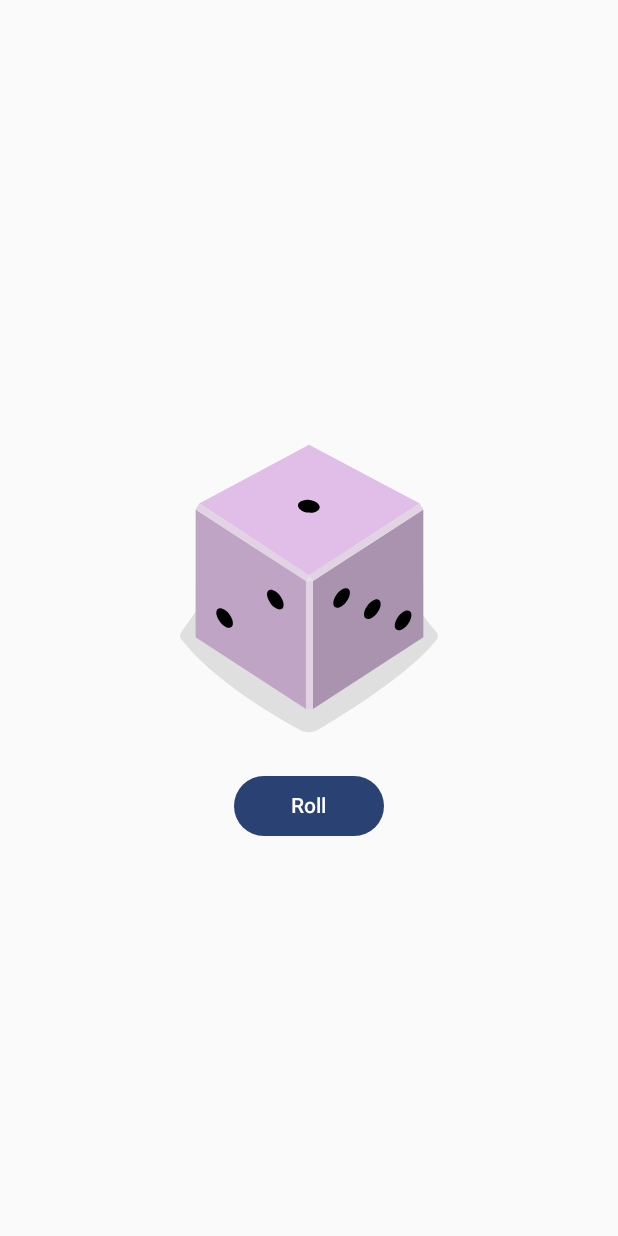
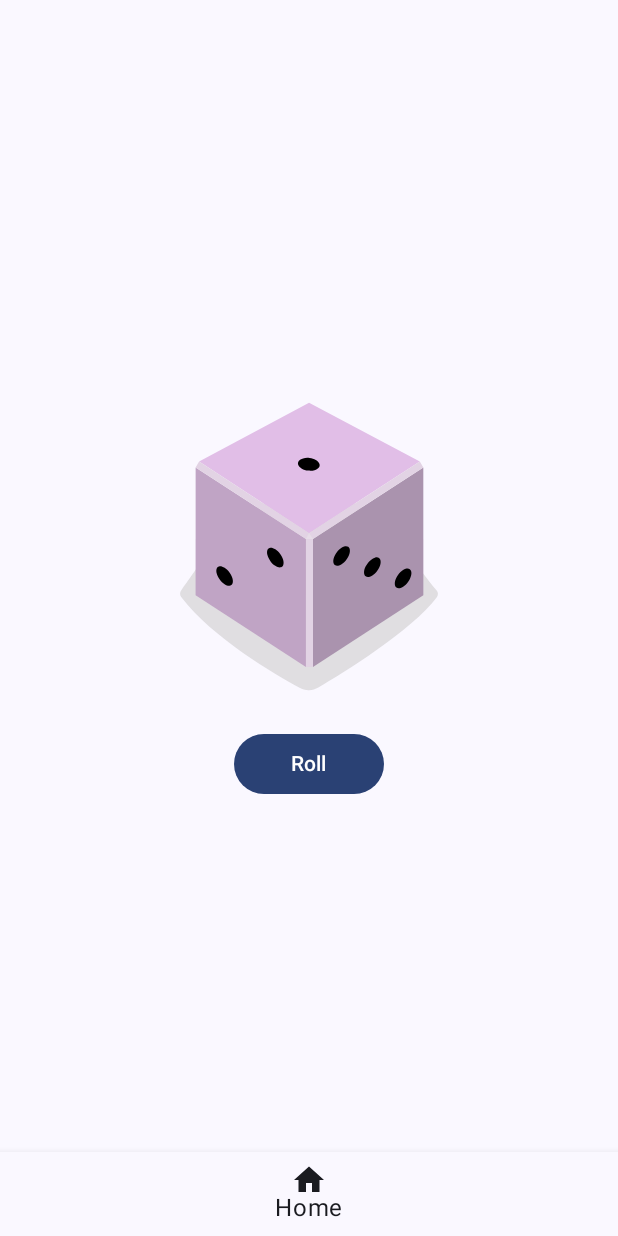
Before and after one commit to conorps/DiceRoller2, an Android app built with Jetpack Compose: the screen it shows after launch (MainActivity), on a phone screen of 412 x 824 dp. Run offline under Robolectric (Android 15) with nearby library versions, the phone set to English and light mode, and no system bars; our stand-ins replace Dagger/Hilt's generated code.

Commit message:
Setup navigation between home, settings, and history fragments

```diff
--- /dev/null
+++ b/app/src/main/java/com/stephens/diceroller/DiceRollerAppComposable.kt
@@ -0,0 +1,96 @@
+package com.stephens.diceroller
+
+import androidx.compose.foundation.layout.fillMaxSize
+import androidx.compose.foundation.layout.padding
+import androidx.compose.foundation.rememberScrollState
+import androidx.compose.foundation.verticalScroll
+import androidx.compose.material.BottomNavigation
+import androidx.compose.material.BottomNavigationItem
+import androidx.compose.material.icons.Icons
+import androidx.compose.material.icons.filled.Home
+import androidx.compose.material3.Icon
+import androidx.compose.material3.MaterialTheme
+import androidx.compose.material3.Scaffold
+import androidx.compose.material3.Text
+import androidx.compose.runtime.Composable
+import androidx.compose.runtime.getValue
+import androidx.compose.ui.Modifier
+import androidx.compose.ui.res.stringResource
+import androidx.lifecycle.viewmodel.compose.viewModel
+import androidx.navigation.NavDestination.Companion.hasRoute
+import androidx.navigation.NavDestination.Companion.hierarchy
+import androidx.navigation.NavGraph.Companion.findStartDestination
+import androidx.navigation.NavHostController
+import androidx.navigation.compose.NavHost
+import androidx.navigation.compose.composable
+import androidx.navigation.compose.currentBackStackEntryAsState
+import androidx.navigation.compose.rememberNavController
+import com.stephens.diceroller.common.TopLevelRoute
+import com.stephens.diceroller.history.HistoryScreen
+import com.stephens.diceroller.main.MainScreen
+import com.stephens.diceroller.main.MainViewModel
+import com.stephens.diceroller.settings.SettingsScreen
+import kotlinx.serialization.Serializable
+
+@Serializable
+data object Home
+@Serializable
+data object Settings
+@Serializable
+data object History
+
+@Composable
+fun DiceRollerAppComposable(
+    viewModel: MainViewModel = viewModel(),
+    navController: NavHostController = rememberNavController()
+) {
+    val topLevelRoutes = listOf(
+        //TODO: Implement History and Settings screens
+        //TopLevelRoute(stringResource(R.string.history), History, Icons.Filled.DateRange),
+        TopLevelRoute(stringResource(R.string.home), Home, Icons.Default.Home),
+        //TopLevelRoute(stringResource(R.string.settings), Settings, Icons.Default.Settings)
+    )
+    Scaffold(
+        bottomBar = {
+            BottomNavigation(backgroundColor = MaterialTheme.colorScheme.background) {
+                val navBackStackEntry by navController.currentBackStackEntryAsState()
+                val currentDestination = navBackStackEntry?.destination
+                topLevelRoutes.forEach { topLevelRoute ->
+                    BottomNavigationItem(
+                        icon = { Icon(topLevelRoute.icon, contentDescription = topLevelRoute.name) },
+                        label = { Text(topLevelRoute.name) },
+                        selected = currentDestination?.hierarchy?.any { it.hasRoute(topLevelRoute.route::class) } == true,
+                        onClick = {
+                            navController.navigate(topLevelRoute.route) {
+                                popUpTo(navController.graph.findStartDestination().id) {
+                                    saveState = true
+                                }
+                                launchSingleTop = true
+                                restoreState = true
+                            }
+                        }
+                    )
+                }
+            }
+        }
+    ) { innerPadding ->
+        NavHost(
+            navController = navController,
+            startDestination = Home,
+            modifier = Modifier
+                .fillMaxSize()
+                .verticalScroll(rememberScrollState())
+                .padding(innerPadding)
+        ) {
+            composable<Home> {
+                MainScreen(viewModel)
+            }
+            composable<Settings>{
+                SettingsScreen()
+            }
+            composable<History> {
+                HistoryScreen(emptyList())
+            }
+        }
+    }
+}
--- a/app/src/main/java/com/stephens/diceroller/MainActivity.kt
+++ b/app/src/main/java/com/stephens/diceroller/MainActivity.kt
@@ -3,19 +3,15 @@ package com.stephens.diceroller
 import android.os.Bundle
 import androidx.activity.ComponentActivity
 import androidx.activity.compose.setContent
-import androidx.activity.viewModels
-import com.stephens.diceroller.main.MainScreen
-import com.stephens.diceroller.main.MainViewModel
 import com.stephens.diceroller.ui.theme.DiceRollerTheme
 import dagger.hilt.android.AndroidEntryPoint
 
 @AndroidEntryPoint
 class MainActivity : ComponentActivity() {
-    private val viewModel: MainViewModel by viewModels()
     override fun onCreate(savedInstanceState: Bundle?) {
         super.onCreate(savedInstanceState)
         setContent {
-            DiceRollerTheme { MainScreen(viewModel = viewModel) }
+            DiceRollerTheme { DiceRollerAppComposable() }
         }
     }
 }
--- /dev/null
+++ b/app/src/main/java/com/stephens/diceroller/common/TopLevelRoute.kt
@@ -0,0 +1,5 @@
+package com.stephens.diceroller.common
+
+import androidx.compose.ui.graphics.vector.ImageVector
+
+data class TopLevelRoute<T : Any>(val name: String, val route: T, val icon: ImageVector)
--- a/app/src/main/res/values/strings.xml
+++ b/app/src/main/res/values/strings.xml
@@ -1,4 +1,7 @@
 <resources>
     <string name="app_name">DiceRoller</string>
     <string name="roll">Roll</string>
+    <string name="history">History</string>
+    <string name="home">Home</string>
+    <string name="settings">Settings</string>
 </resources>
--- a/build.gradle.kts
+++ b/build.gradle.kts
@@ -2,5 +2,6 @@
 plugins {
     alias(libs.plugins.android.application) apply false
     alias(libs.plugins.jetbrains.kotlin.android) apply false
+    alias(libs.plugins.compose.compiler) apply false
     id("com.google.dagger.hilt.android") version "2.50" apply false
 }
```
Also changed, not shown: app/build.gradle.kts (+9 -0 lines), app/src/main/java/com/stephens/diceroller/history/HistoryScreen.kt (added, +12 -0 lines), app/src/main/java/com/stephens/diceroller/settings/SettingsScreen.kt (added, +11 -0 lines), gradle/libs.versions.toml (+17 -2 lines).
